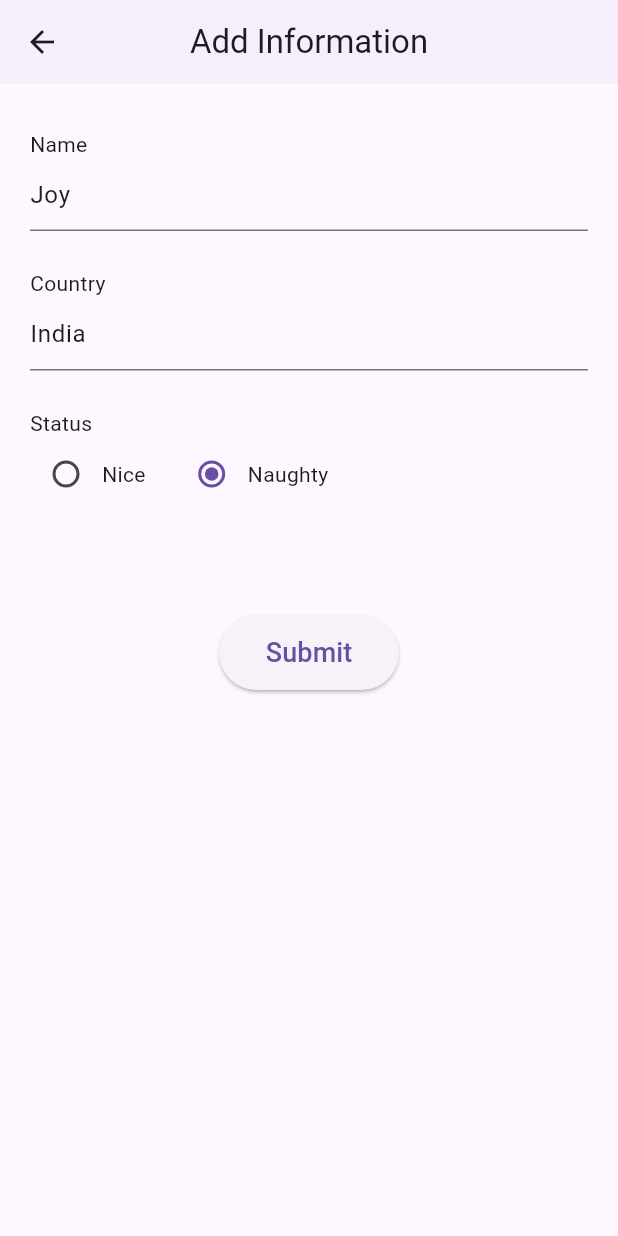
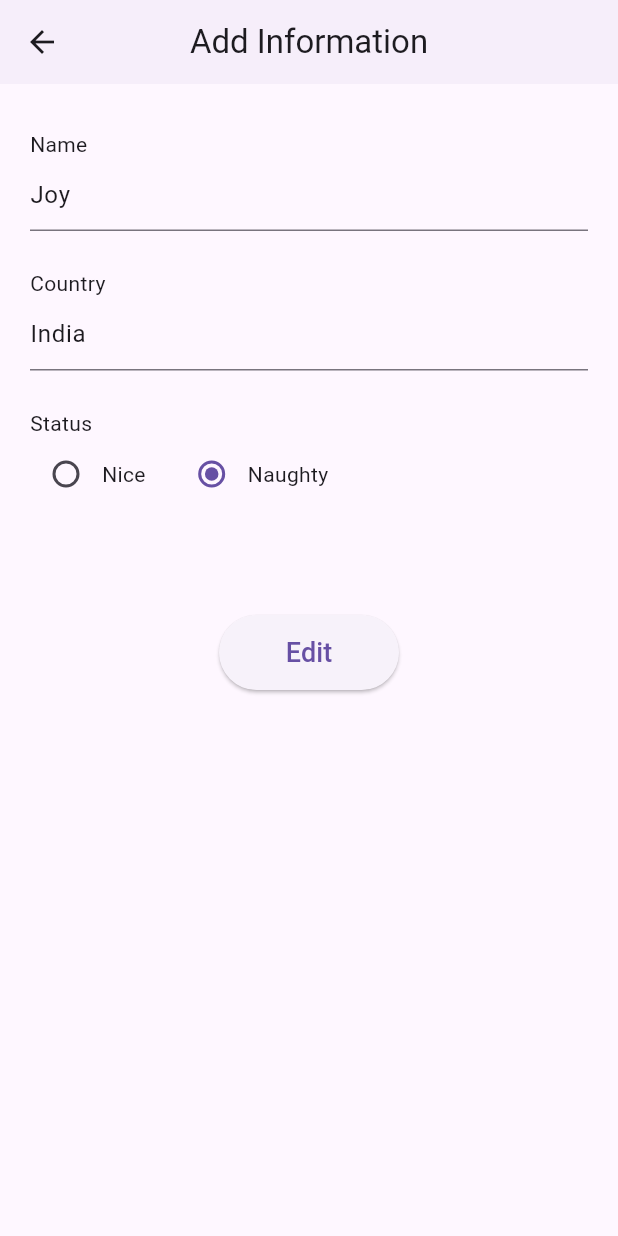
Before and after one commit to Parul-Concetto/santa_app, a Flutter app: the screen it shows after launch, after a tap on an icon or button, on a phone screen of 412 x 824 dp. Run offline on Flutter 3.47's test engine with Material 2 defaults, Android fonts, the light colour scheme and no system bars; our stand-ins replace equatable, flutter_bloc.

Commit message:
Edit data in List functionality : [Complete]

```diff
--- a/lib/bloc/data_bloc/data_bloc.dart
+++ b/lib/bloc/data_bloc/data_bloc.dart
@@ -31,7 +31,7 @@ class DataBloc extends Bloc<DataEvent, DataState> {
         countryController.text.trim().isNotEmpty) {
       dataList.add(
         ChildrenModel(
-          id: dataList.length,
+          id: dataList.length + 1,
           name: nameController.text.trim(),
           country: countryController.text.trim(),
           isNaughty: groupValue == null ? false : true,
@@ -115,9 +115,11 @@ class DataBloc extends Bloc<DataEvent, DataState> {
     groupValue = null;
   }
 
-  void addEditData(int index) {
-    nameController.text = dataList[index].name;
-    countryController.text = dataList[index].country;
-    groupValue = dataList[index].isNaughty ?? false ? 1 : 0;
+  void addEditData(int? index) {
+    if (index != null) {
+      nameController.text = dataList[index].name;
+      countryController.text = dataList[index].country;
+      groupValue = dataList[index].isNaughty ?? false ? 1 : 0;
+    }
   }
 }
--- a/lib/core/app_strings.dart
+++ b/lib/core/app_strings.dart
@@ -10,4 +10,5 @@ class AppStrings {
   static const String submit = "Submit";
   static const String add = "Add";
   static const String addInformation = "Add Information";
+  static const String edit = "Edit";
 }
--- a/lib/presentation/pages/add_data.dart
+++ b/lib/presentation/pages/add_data.dart
@@ -5,28 +5,17 @@ import 'package:santa_app/bloc/data_bloc/data_event.dart';
 import 'package:santa_app/bloc/data_bloc/data_state.dart';
 import 'package:santa_app/core/app_strings.dart';
 
-class OpenDialog extends StatefulWidget {
+class OpenDialog extends StatelessWidget {
   const OpenDialog({
     super.key,
   });
 
   @override
-  State<OpenDialog> createState() => _OpenDialogState();
-}
-
-class _OpenDialogState extends State<OpenDialog> {
-  late Map<String, dynamic> data;
-  dynamic bloc;
-  @override
-  void initState() {
-    data = ModalRoute.of(context)?.settings.arguments as Map<String, dynamic>;
-    BlocProvider.of<DataBloc>(context).addEditData(data['index']);
-    bloc = BlocProvider.of<DataBloc>(context);
-    super.initState();
-  }
-
-  @override
   Widget build(BuildContext context) {
+    var data =
+        ModalRoute.of(context)?.settings.arguments as Map<String, dynamic>?;
+    BlocProvider.of<DataBloc>(context).addEditData(data?['index']);
+    var bloc = BlocProvider.of<DataBloc>(context);
     return BlocConsumer<DataBloc, DataState>(
       listener: (context, state) {
         if (state is SuccessDataState) {
@@ -63,7 +52,7 @@ class _OpenDialogState extends State<OpenDialog> {
                 const Text(AppStrings.name),
                 TextFormField(
                   controller: bloc.nameController,
-                  readOnly: data['isEditPage'] ?? false,
+                  readOnly: data?['isEditPage'] ?? false,
                 ),
                 const SizedBox(
                   height: 25,
@@ -71,7 +60,7 @@ class _OpenDialogState extends State<OpenDialog> {
                 const Text(AppStrings.country),
                 TextFormField(
                   controller: bloc.countryController,
-                  readOnly: data['isEditPage'] ?? false,
+                  readOnly: data?['isEditPage'] ?? false,
                 ),
                 const SizedBox(
                   height: 25,
@@ -118,20 +107,22 @@ class _OpenDialogState extends State<OpenDialog> {
                     height: 50,
                     width: 120,
                     child: ElevatedButton(
-                      onPressed: () => data['isEditPage']
+                      onPressed: () => data?['isEditPage'] ?? false
                           ? bloc.add(
                               EditDataEvent(
-                                id: bloc.dataList[data['index']].id,
-                                name: bloc.dataList[data['index']].name,
-                                country: bloc.dataList[data['index']].country,
+                                id: bloc.dataList[data?['index']].id,
+                                name: bloc.dataList[data?['index']].name,
+                                country: bloc.dataList[data?['index']].country,
                                 isNaughty: bloc.groupValue == 1 ? true : false,
-                                index: data['index'],
+                                index: data?['index'],
                               ),
                             )
                           : bloc.add(AddDataEvent()),
-                      child: const Text(
-                        AppStrings.submit,
-                        style: TextStyle(fontSize: 18),
+                      child: Text(
+                        data?['isEditPage'] ?? false
+                            ? AppStrings.edit
+                            : AppStrings.submit,
+                        style: const TextStyle(fontSize: 18),
                       ),
                     ),
                   ),
```
